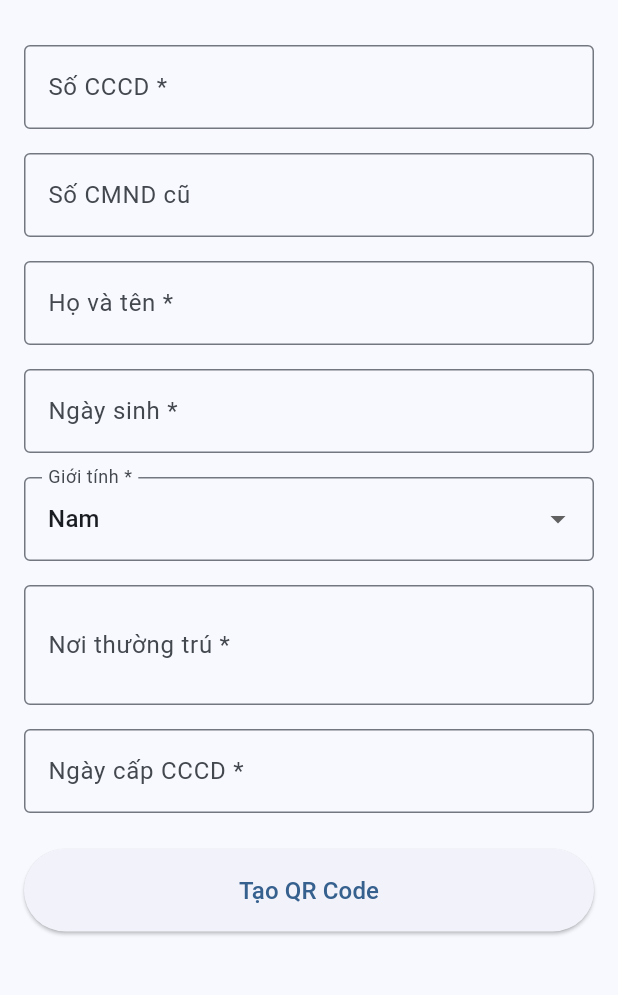
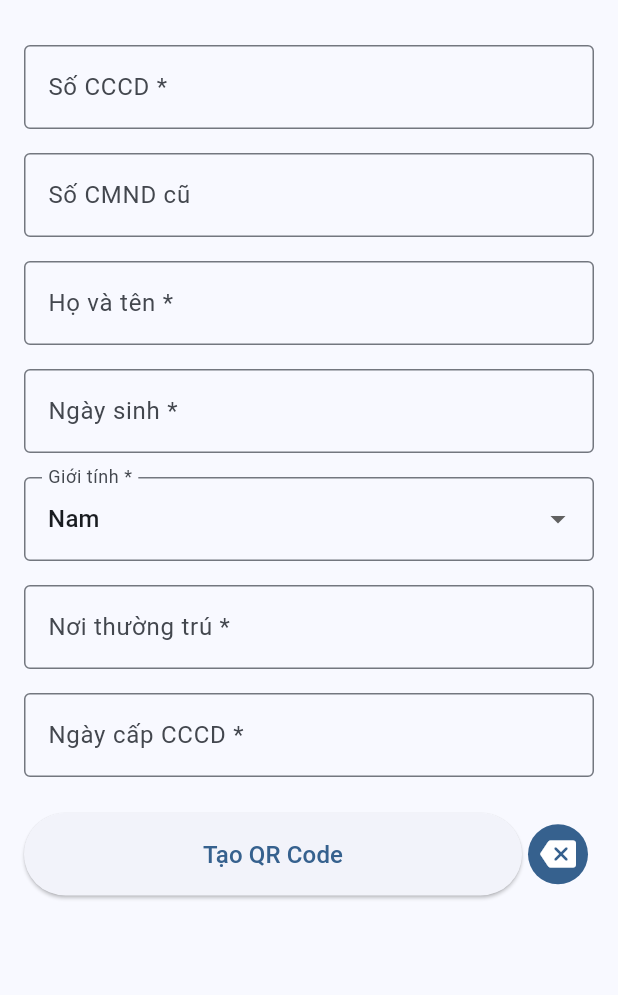
Before and after one commit to vanvixi/vnid-qr, a Flutter app: the screen it shows after launch, on a phone screen of 412 x 824 dp, the part 63-1058 px from its top. Run offline on Flutter 3.47's test engine with Material 3 defaults, Android fonts, the phone set to English and light mode, and no system bars; our stand-ins replace pretty_qr_code.

Commit message:
feat: add gender dropdown and string input form fields; update QR form screen layout

```diff
--- a/lib/screens/qr_form_screen.dart
+++ b/lib/screens/qr_form_screen.dart
@@ -1,11 +1,13 @@
-import 'package:flutter/cupertino.dart';
 import 'package:flutter/material.dart';
 import 'package:flutter/services.dart';
+
 import '../models/cccd_model.dart';
 import '../models/gender.dart';
 import '../utils/date_input_formatter.dart';
 import '../utils/validators.dart';
+import 'widgets/gender_dropdown_form_field.dart';
 import 'widgets/qr_display_widget.dart';
+import 'widgets/string_input_form_field.dart';
 
 class QrFormScreen extends StatefulWidget {
   const QrFormScreen({super.key});
@@ -45,7 +47,7 @@ class _QrFormScreenState extends State<QrFormScreen> {
   void _updateQRCode() {
     final cccdModel = CCCDModel(
       soCCCD: _soCCCD,
-      soCMND: _soCMND?.isEmpty == true ? null : _soCMND,
+      soCMND: _soCMND,
       hoVaTen: _hoVaTen,
       ngaySinh: Validators.parseDate(_ngaySinh),
       gioiTinh: _gioiTinh,
@@ -143,13 +145,10 @@ class _QrFormScreenState extends State<QrFormScreen> {
       child: ListView(
         padding: const .all(16),
         children: [
-          TextFormField(
+          StringInputFormField(
             initialValue: _soCCCD,
-            decoration: const InputDecoration(
             labelText: 'Số CCCD *',
             hintText: '001085008171',
-              border: OutlineInputBorder(),
-            ),
             keyboardType: TextInputType.number,
             inputFormatters: [
               FilteringTextInputFormatter.digitsOnly,
@@ -159,13 +158,10 @@ class _QrFormScreenState extends State<QrFormScreen> {
             onSaved: (value) => _soCCCD = value?.trim() ?? '',
           ),
           const SizedBox(height: 16),
-          TextFormField(
+          StringInputFormField(
             initialValue: _soCMND,
-            decoration: const InputDecoration(
             labelText: 'Số CMND cũ',
             hintText: '112140305 (không bắt buộc)',
-              border: OutlineInputBorder(),
-            ),
             keyboardType: TextInputType.number,
             inputFormatters: [
               FilteringTextInputFormatter.digitsOnly,
@@ -175,25 +171,19 @@ class _QrFormScreenState extends State<QrFormScreen> {
             onSaved: (value) => _soCMND = value?.trim(),
           ),
           const SizedBox(height: 16),
-          TextFormField(
+          StringInputFormField(
             initialValue: _hoVaTen,
-            decoration: const InputDecoration(
             labelText: 'Họ và tên *',
             hintText: 'Nguyễn Văn A',
-              border: OutlineInputBorder(),
-            ),
             textCapitalization: TextCapitalization.words,
             validator: Validators.validateHoTen,
             onSaved: (value) => _hoVaTen = value?.trim() ?? '',
           ),
           const SizedBox(height: 16),
-          TextFormField(
+          StringInputFormField(
             initialValue: _ngaySinh,
-            decoration: const InputDecoration(
             labelText: 'Ngày sinh *',
             hintText: 'dd/MM/yyyy',
-              border: OutlineInputBorder(),
-            ),
             keyboardType: TextInputType.number,
             inputFormatters: [DateInputFormatter()],
             validator: (value) =>
@@ -201,56 +191,50 @@ class _QrFormScreenState extends State<QrFormScreen> {
             onSaved: (value) => _ngaySinh = value ?? '',
           ),
           const SizedBox(height: 16),
-          DropdownButtonFormField<Gender>(
+          GenderDropdownFormField(
             initialValue: _gioiTinh,
-            decoration: const InputDecoration(
-              labelText: 'Giới tính *',
-              border: OutlineInputBorder(),
-            ),
-            items: Gender.values.map((gender) {
-              return DropdownMenuItem(
-                value: gender,
-                child: Text(gender.displayName),
-              );
-            }).toList(),
-            onChanged: (value) {
-              if (value == null) return;
-              _gioiTinh = value;
-            },
             onSaved: (value) => _gioiTinh = value ?? Gender.nam,
           ),
           const SizedBox(height: 16),
-          TextFormField(
+          StringInputFormField(
             initialValue: _noiThuongTru,
-            decoration: const InputDecoration(
             labelText: 'Nơi thường trú *',
             hintText: 'Thôn Hàn, Sơn Đồng, Hoài Đức, Hà Nội',
-              border: OutlineInputBorder(),
-            ),
             maxLines: 2,
             textCapitalization: TextCapitalization.words,
             validator: Validators.validateAddress,
             onSaved: (value) => _noiThuongTru = value?.trim() ?? '',
           ),
           const SizedBox(height: 16),
-          TextFormField(
+          StringInputFormField(
             initialValue: _ngayCap,
-            decoration: const InputDecoration(
             labelText: 'Ngày cấp CCCD *',
             hintText: 'dd/MM/yyyy',
-              border: OutlineInputBorder(),
-            ),
             keyboardType: TextInputType.number,
+            textInputAction: TextInputAction.done,
             inputFormatters: [DateInputFormatter()],
             validator: (value) =>
                 Validators.validateDate(value, fieldName: 'Ngày cấp'),
             onSaved: (value) => _ngayCap = value ?? '',
           ),
           const SizedBox(height: 24),
-          ElevatedButton(
+          Row(
+            children: [
+              Expanded(
+                child: ElevatedButton(
                   onPressed: _submitForm,
                   style: ElevatedButton.styleFrom(padding: const .all(16)),
-            child: const Text('Tạo QR Code', style: TextStyle(fontSize: 16)),
+                  child: const Text(
+                    'Tạo QR Code',
+                    style: TextStyle(fontSize: 16),
+                  ),
+                ),
+              ),
+              IconButton.filled(
+                onPressed: () => {},
+                icon: Icon(Icons.backspace_rounded),
+              ),
+            ],
           ),
         ],
       ),
--- /dev/null
+++ b/lib/screens/widgets/gender_dropdown_form_field.dart
@@ -0,0 +1,29 @@
+import 'package:flutter/material.dart';
+
+import '../../models/gender.dart';
+
+class GenderDropdownFormField extends StatelessWidget {
+  const GenderDropdownFormField({super.key, this.initialValue, this.onSaved});
+
+  final Gender? initialValue;
+  final FormFieldSetter<Gender>? onSaved;
+
+  @override
+  Widget build(BuildContext context) {
+    return DropdownButtonFormField<Gender>(
+      initialValue: initialValue,
+      decoration: const InputDecoration(
+        labelText: 'Giới tính *',
+        border: OutlineInputBorder(),
+      ),
+      items: Gender.values.map((gender) {
+        return DropdownMenuItem(
+          value: gender,
+          child: Text(gender.displayName),
+        );
+      }).toList(),
+      onChanged: (v) => {},
+      onSaved: (value) => onSaved,
+    );
+  }
+}
--- /dev/null
+++ b/lib/screens/widgets/string_input_form_field.dart
@@ -0,0 +1,49 @@
+import 'package:flutter/material.dart';
+import 'package:flutter/services.dart';
+
+class StringInputFormField extends StatelessWidget {
+  const StringInputFormField({
+    super.key,
+    this.initialValue,
+    required this.labelText,
+    required this.hintText,
+    this.maxLines = 1,
+    this.keyboardType,
+    this.textInputAction = TextInputAction.next,
+    this.inputFormatters,
+    this.textCapitalization = TextCapitalization.none,
+    this.validator,
+    this.onSaved,
+  });
+
+  final String? initialValue;
+  final String labelText;
+  final String hintText;
+  final int? maxLines;
+  final TextInputType? keyboardType;
+  final TextCapitalization textCapitalization;
+  final TextInputAction textInputAction;
+  final List<TextInputFormatter>? inputFormatters;
+  final FormFieldValidator<String>? validator;
+  final FormFieldSetter<String>? onSaved;
+
+  @override
+  Widget build(BuildContext context) {
+    return TextFormField(
+      initialValue: initialValue,
+      decoration: InputDecoration(
+        labelText: labelText,
+        hintText: hintText,
+        border: OutlineInputBorder(),
+      ),
+      minLines: 1,
+      maxLines: maxLines,
+      keyboardType: keyboardType,
+      textInputAction: textInputAction,
+      inputFormatters: inputFormatters,
+      textCapitalization: textCapitalization,
+      validator: validator,
+      onSaved: onSaved,
+    );
+  }
+}
```
Also changed, not shown: 4 other files. Lines whose indentation alone changed are shown as unchanged.
